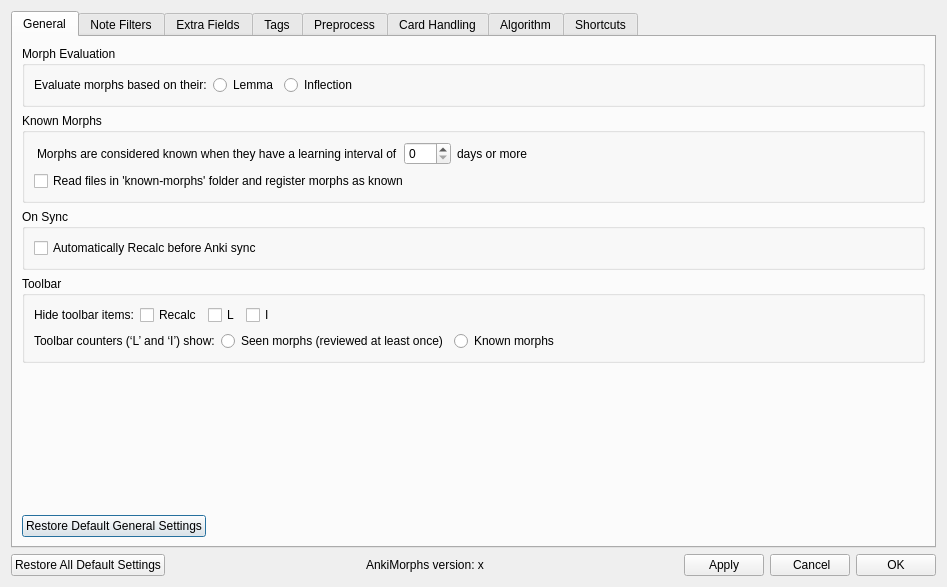
First picture: the form in ankimorphs/ui/settings_dialog.ui, repository mortii/anki-morphs, before the edit.
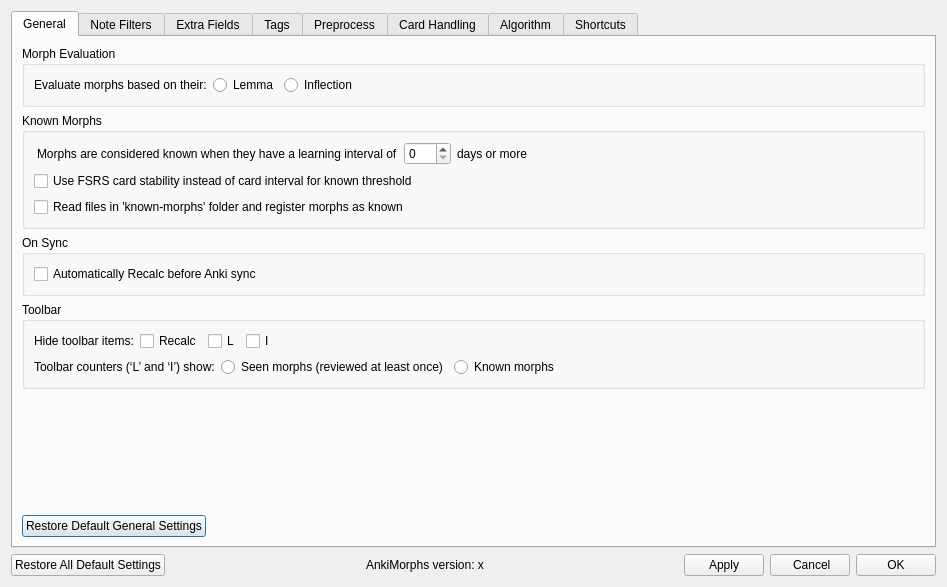
Second picture: the form after the edit.

Commit message: Allow users to use Stability (FSRS) instead of Interval to determine known threshold

What changed in the file:
```diff
--- a/ankimorphs/ui/settings_dialog.ui
+++ b/ankimorphs/ui/settings_dialog.ui
@@ -152,6 +152,13 @@
               </item>
              </layout>
             </item>
+            <item>
+             <widget class="QCheckBox" name="useStabilityThresholdForKnownMorphsCheckBox">
+              <property name="text">
+               <string>Use FSRS card stability instead of card interval for known threshold</string>
+              </property>
+             </widget>
+            </item>
             <item>
              <widget class="QCheckBox" name="recalcReadKnownMorphsFolderCheckBox">
               <property name="text">
```
The commit also changes 26 other files.
